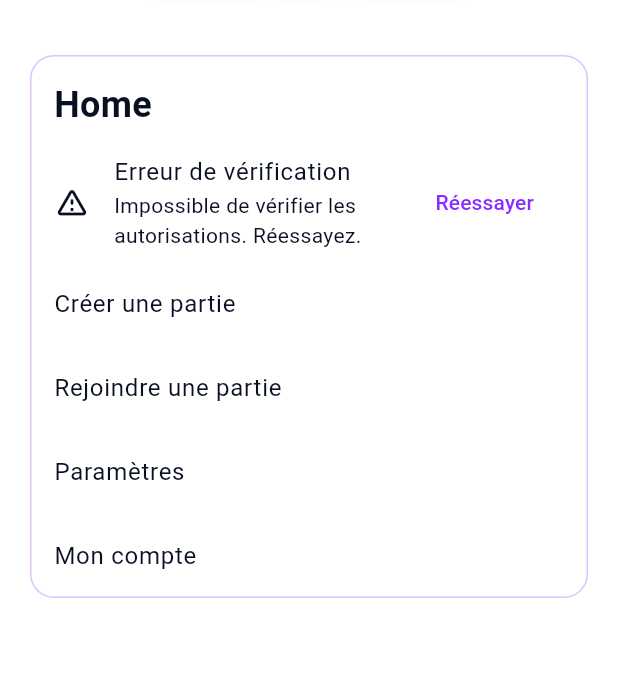
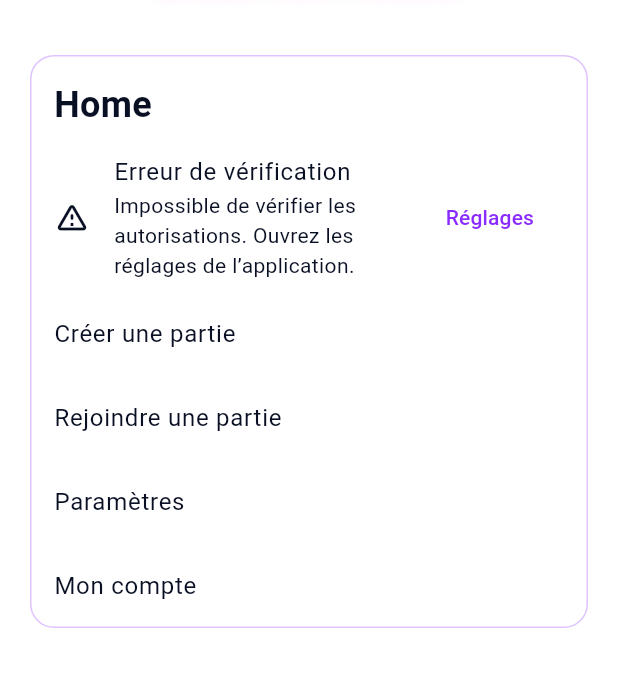
Before and after one commit to Argoss84/Abstergo-Chase, a Flutter app: the BootstrapPage screen opened by its route, on a phone screen of 412 x 824 dp, the part 59-746 px from its top. Run offline on Flutter 3.47's test engine with Material 3 defaults, Android fonts, the phone set to English and light mode, and no system bars; our stand-ins replace flutter_compass, flutter_map, flutter_riverpod, flutter_tts, geolocator, go_router and 4 more; missing offline and left inert: amazon_cognito_identity_dart_2, flutter_appauth, flutter_webrtc, keep_screen_on, qr_code_dart_scan; accounts and stored records are empty.

```diff
--- a/Flutter/lib/features/bootstrap/presentation/bootstrap_page.dart
+++ b/Flutter/lib/features/bootstrap/presentation/bootstrap_page.dart
@@ -110,21 +110,12 @@ class _BootstrapPageState extends ConsumerState<BootstrapPage> {
                     ),
                     subtitle: Text(
                       _permissionsStatus == BootstrapPermissionsStatus.error
-                          ? 'Impossible de vérifier les autorisations. Réessayez.'
+                          ? 'Impossible de vérifier les autorisations. Ouvrez les réglages de l’application.'
                           : 'Activez la localisation et le micro pour créer ou rejoindre une partie.',
                     ),
                     trailing: TextButton(
-                      onPressed:
-                          _permissionsStatus ==
-                              BootstrapPermissionsStatus.deniedForever
-                          ? _openSettings
-                          : () => _checkPermissions(forceRequest: true),
-                      child: Text(
-                        _permissionsStatus ==
-                                BootstrapPermissionsStatus.deniedForever
-                            ? 'Réglages'
-                            : 'Réessayer',
-                      ),
+                      onPressed: _openSettings,
+                      child: const Text('Réglages'),
                     ),
                   ),
                 ),
```
Also changed, not shown: 1 other file.
